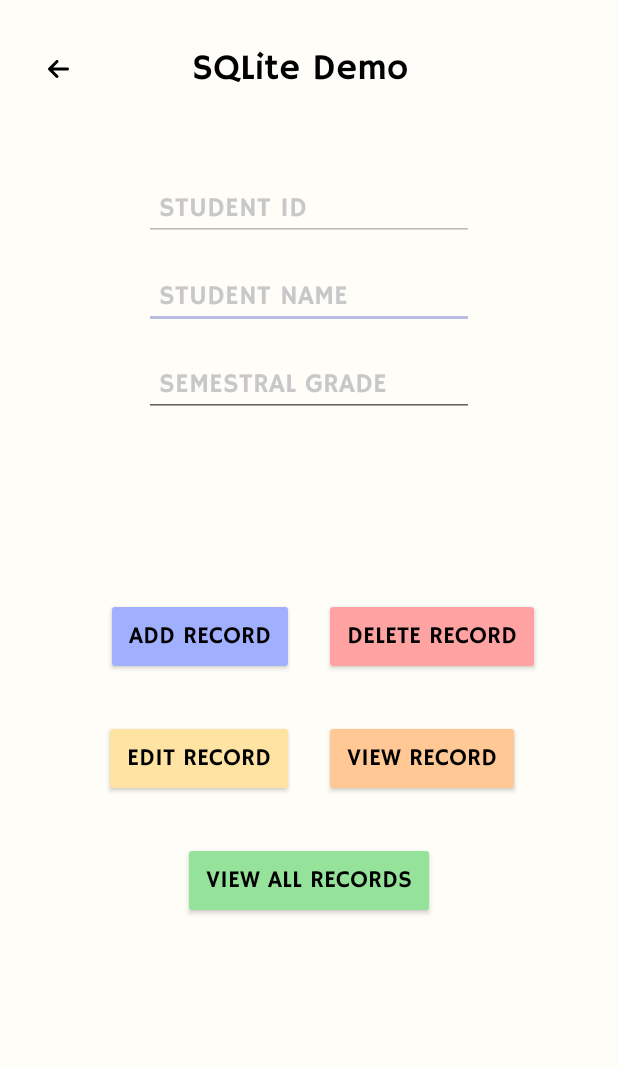
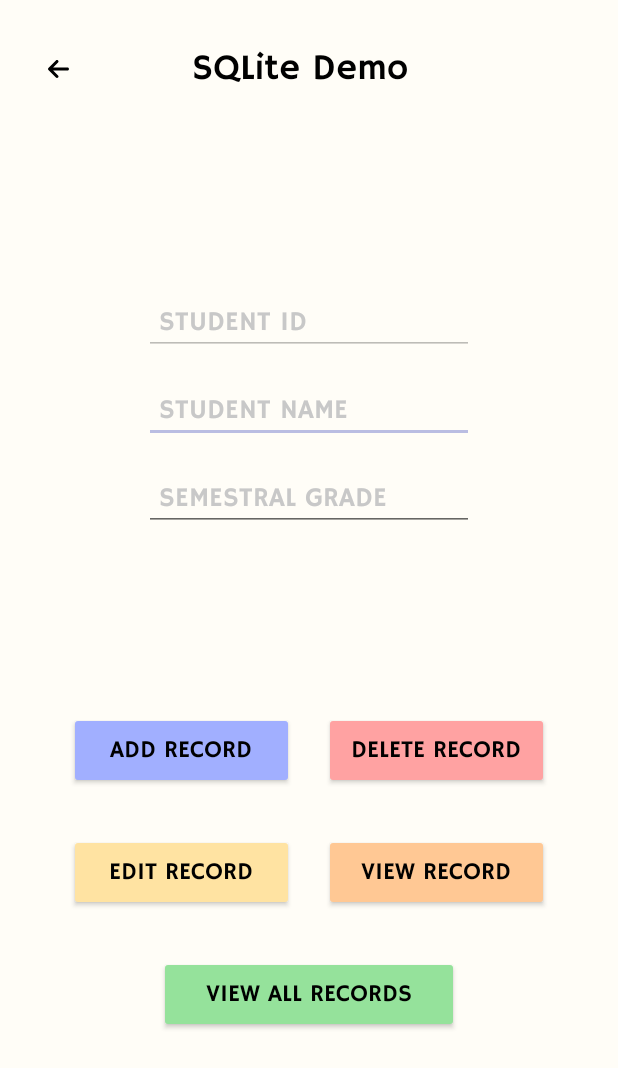
Before and after one commit to Benihime12/AarChive, an Android app: the SQLiteDatabaseDemo screen opened directly, with no data from a screen before it, on a phone screen of 412 x 824 dp. Shown: the top 1068 px of the screen. Run offline under Robolectric (Android 15) with nearby library versions, the phone set to English and light mode, and no system bars.

Commit message:
all done

```diff
--- a/app/src/main/res/layout/activity_sqlite_database_demo.xml
+++ b/app/src/main/res/layout/activity_sqlite_database_demo.xml
@@ -25,7 +25,7 @@
 
             <Button
                 android:id="@+id/btnViewRecord"
-                android:layout_width="wrap_content"
+                android:layout_width="150dp"
                 android:layout_height="wrap_content"
                 android:layout_marginStart="10dp"
                 android:layout_marginTop="10dp"
@@ -45,7 +45,7 @@
 
             <Button
                 android:id="@+id/btnEditRecord"
-                android:layout_width="wrap_content"
+                android:layout_width="150dp"
                 android:layout_height="wrap_content"
                 android:layout_marginTop="10dp"
                 android:layout_marginEnd="10dp"
@@ -101,7 +101,7 @@
 
             <Button
                 android:id="@+id/btnAddRecord"
-                android:layout_width="wrap_content"
+                android:layout_width="150dp"
                 android:layout_height="wrap_content"
                 android:layout_marginTop="10dp"
                 android:layout_marginEnd="10dp"
@@ -121,7 +121,7 @@
 
             <Button
                 android:id="@+id/btnDeleteRecord"
-                android:layout_width="wrap_content"
+                android:layout_width="150dp"
                 android:layout_height="wrap_content"
                 android:layout_marginStart="10dp"
                 android:layout_marginTop="10dp"
@@ -154,7 +154,7 @@
         app:layout_constraintEnd_toEndOf="parent"
         app:layout_constraintStart_toStartOf="parent"
         app:layout_constraintTop_toBottomOf="@+id/linearLayout7"
-        app:layout_constraintVertical_bias="0.0">
+        app:layout_constraintVertical_bias="0.13999999">
 
         <androidx.constraintlayout.widget.ConstraintLayout
             android:layout_width="match_parent"
@@ -274,7 +274,7 @@
 
     <Button
         android:id="@+id/btnViewAllRecord"
-        android:layout_width="wrap_content"
+        android:layout_width="200dp"
         android:layout_height="wrap_content"
         android:layout_marginTop="20dp"
         android:backgroundTint="#95E29B"
```
